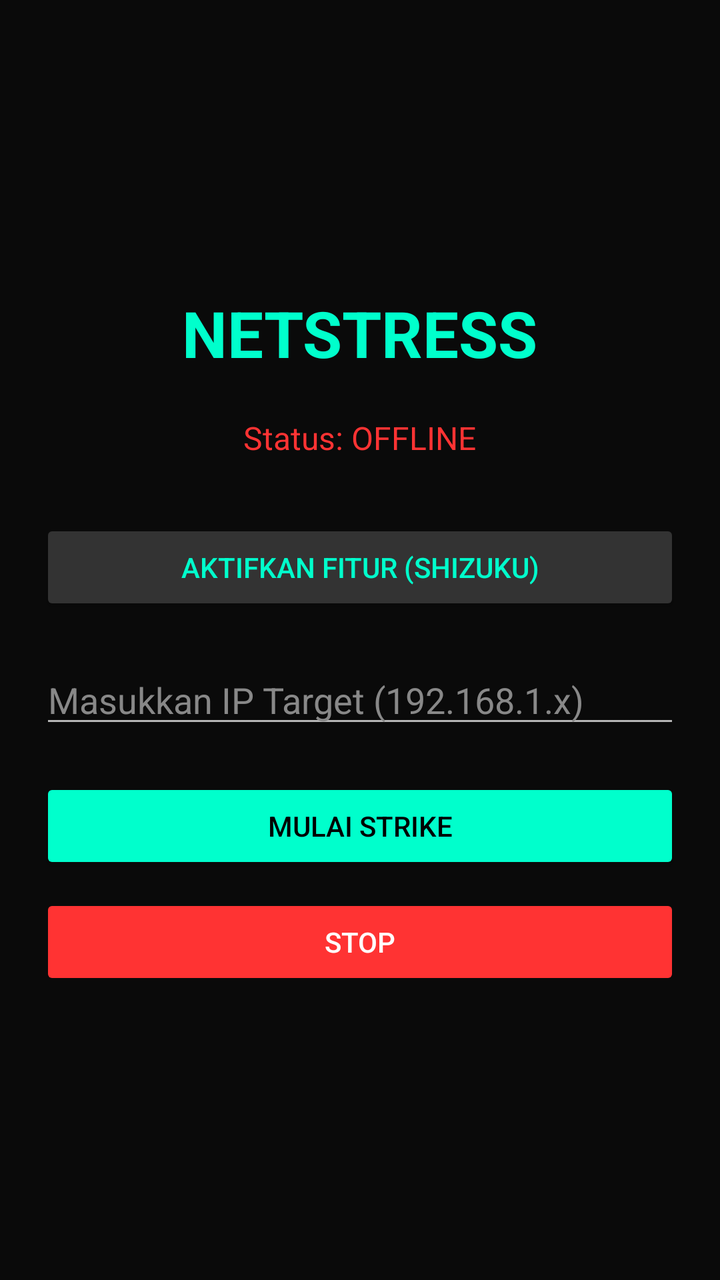
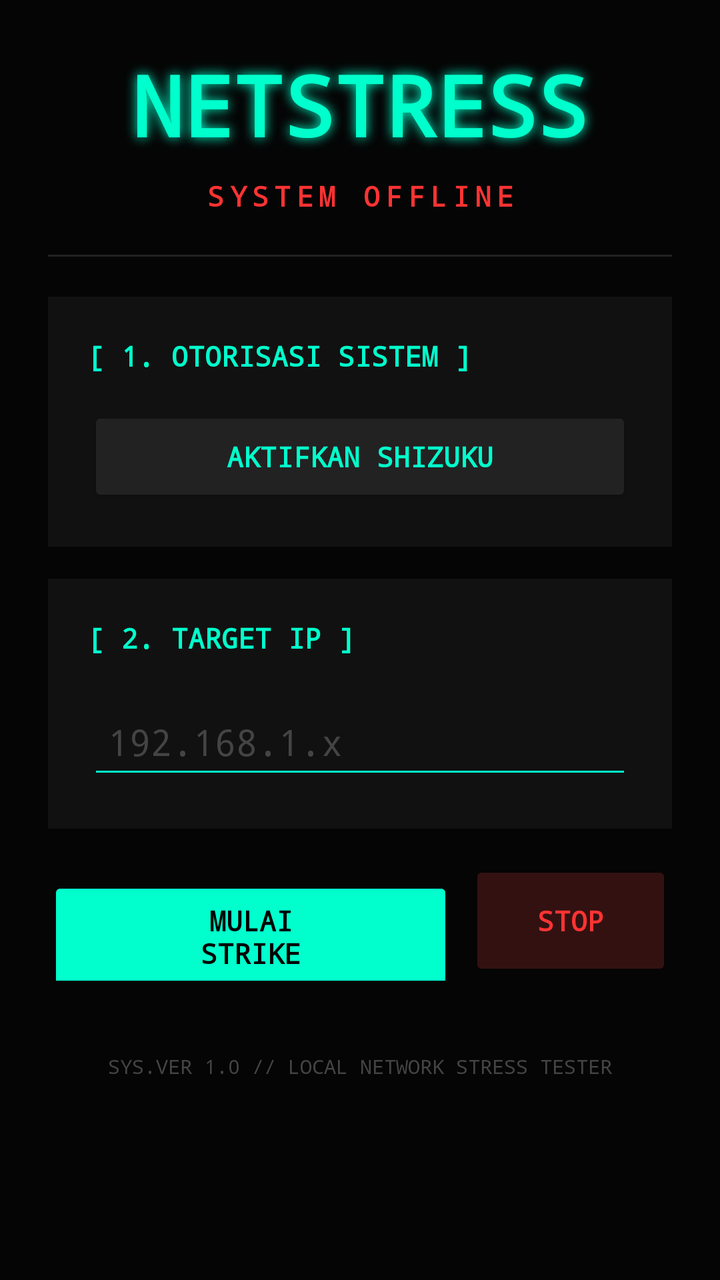

Before-and-after screenshots of an Android layout around one commit, followed by the original layout XML and the change that was made.
<!-- AndroidManifest.xml: application theme Theme.NetStress -->
<!-- res/layout/activity_main.xml -->
<?xml version="1.0" encoding="utf-8"?>
<LinearLayout xmlns:android="http://schemas.android.com/apk/res/android"
    android:layout_width="match_parent"
    android:layout_height="match_parent"
    android:orientation="vertical"
    android:padding="20dp"
    android:gravity="center">

    <TextView
        android:layout_width="wrap_content"
        android:layout_height="wrap_content"
        android:text="NETSTRESS"
        android:textColor="#00ffcc"
        android:textSize="32sp"
        android:textStyle="bold" />

    <TextView
        android:id="@+id/tvStatus"
        android:layout_width="wrap_content"
        android:layout_height="wrap_content"
        android:text="Status: OFFLINE"
        android:textColor="#ff3333"
        android:layout_marginTop="20dp"
        android:textSize="16sp"/>

    <Button
        android:id="@+id/btnShizuku"
        android:layout_width="match_parent"
        android:layout_height="wrap_content"
        android:text="AKTIFKAN FITUR (SHIZUKU)"
        android:backgroundTint="#333333"
        android:textColor="#00ffcc"
        android:layout_marginTop="30dp" />

    <EditText
        android:id="@+id/etTargetIp"
        android:layout_width="match_parent"
        android:layout_height="wrap_content"
        android:hint="Masukkan IP Target (192.168.1.x)"
        android:textColor="#ffffff"
        android:textColorHint="#888888"
        android:inputType="text"
        android:layout_marginTop="20dp" />

    <Button
        android:id="@+id/btnStart"
        android:layout_width="match_parent"
        android:layout_height="wrap_content"
        android:text="MULAI STRIKE"
        android:backgroundTint="#00ffcc"
        android:textColor="#000000"
        android:layout_marginTop="20dp" />

    <Button
        android:id="@+id/btnStop"
        android:layout_width="match_parent"
        android:layout_height="wrap_content"
        android:text="STOP"
        android:backgroundTint="#ff3333"
        android:textColor="#ffffff"
        android:layout_marginTop="10dp"
        android:enabled="false"/>

</LinearLayout>
<!-- resources referenced by this layout -->
<resources>
  <style name="Theme.NetStress" parent="Theme.AppCompat.NoActionBar">
          <item name="colorPrimary">#00ffcc</item>
          <item name="colorPrimaryDark">#000000</item>
          <item name="colorAccent">#00ffcc</item>
          <item name="android:windowBackground">#0a0a0a</item>
      </style>
</resources>

<!-- the commit's change to res/layout/activity_main.xml (unified diff, before → after) -->
@@ -1,64 +1,154 @@
 <?xml version="1.0" encoding="utf-8"?>
-<LinearLayout xmlns:android="http://schemas.android.com/apk/res/android"
+<androidx.core.widget.NestedScrollView xmlns:android="http://schemas.android.com/apk/res/android"
+    xmlns:app="http://schemas.android.com/apk/res-auto"
     android:layout_width="match_parent"
     android:layout_height="match_parent"
-    android:orientation="vertical"
-    android:padding="20dp"
-    android:gravity="center">
+    android:background="#050505"
+    android:fillViewport="true">
 
-    <TextView
-        android:layout_width="wrap_content"
-        android:layout_height="wrap_content"
-        android:text="NETSTRESS"
-        android:textColor="#00ffcc"
-        android:textSize="32sp"
-        android:textStyle="bold" />
-
-    <TextView
-        android:id="@+id/tvStatus"
-        android:layout_width="wrap_content"
-        android:layout_height="wrap_content"
-        android:text="Status: OFFLINE"
-        android:textColor="#ff3333"
-        android:layout_marginTop="20dp"
-        android:textSize="16sp"/>
-
-    <Button
-        android:id="@+id/btnShizuku"
+    <LinearLayout
         android:layout_width="match_parent"
         android:layout_height="wrap_content"
-        android:text="AKTIFKAN FITUR (SHIZUKU)"
-        android:backgroundTint="#333333"
-        android:textColor="#00ffcc"
-        android:layout_marginTop="30dp" />
+        android:orientation="vertical"
+        android:padding="24dp">
 
-    <EditText
-        android:id="@+id/etTargetIp"
-        android:layout_width="match_parent"
-        android:layout_height="wrap_content"
-        android:hint="Masukkan IP Target (192.168.1.x)"
-        android:textColor="#ffffff"
-        android:textColorHint="#888888"
-        android:inputType="text"
-        android:layout_marginTop="20dp" />
+        
+        <TextView
+            android:layout_width="match_parent"
+            android:layout_height="wrap_content"
+            android:text="NETSTRESS"
+            android:textColor="#00ffcc"
+            android:textSize="42sp"
+            android:textStyle="bold"
+            android:fontFamily="monospace"
+            android:gravity="center"
+            android:shadowColor="#00ffcc"
+            android:shadowDx="0"
+            android:shadowDy="0"
+            android:shadowRadius="15" />
 
-    <Button
-        android:id="@+id/btnStart"
-        android:layout_width="match_parent"
-        android:layout_height="wrap_content"
-        android:text="MULAI STRIKE"
-        android:backgroundTint="#00ffcc"
-        android:textColor="#000000"
-        android:layout_marginTop="20dp" />
+        <TextView
+            android:id="@+id/tvStatus"
+            android:layout_width="match_parent"
+            android:layout_height="wrap_content"
+            android:text="SYSTEM OFFLINE"
+            android:textColor="#ff3333"
+            android:textSize="14sp"
+            android:fontFamily="monospace"
+            android:textStyle="bold"
+            android:gravity="center"
+            android:layout_marginTop="8dp"
+            android:letterSpacing="0.2"/>
 
-    <Button
-        android:id="@+id/btnStop"
-        android:layout_width="match_parent"
-        android:layout_height="wrap_content"
-        android:text="STOP"
-        android:backgroundTint="#ff3333"
-        android:textColor="#ffffff"
-        android:layout_marginTop="10dp"
-        android:enabled="false"/>
+        <View
+            android:layout_width="match_parent"
+            android:layout_height="1dp"
+            android:background="#222222"
+            android:layout_marginTop="20dp"
+            android:layout_marginBottom="20dp"/>
 
-</LinearLayout>
+        
+        <LinearLayout
+            android:layout_width="match_parent"
+            android:layout_height="wrap_content"
+            android:orientation="vertical"
+            android:background="#111111"
+            android:padding="20dp"
+            android:layout_marginBottom="16dp">
+
+            <TextView
+                android:layout_width="wrap_content"
+                android:layout_height="wrap_content"
+                android:text="[ 1. OTORISASI SISTEM ]"
+                android:textColor="#00ffcc"
+                android:fontFamily="monospace"
+                android:textStyle="bold"
+                android:layout_marginBottom="16dp"/>
+
+            <Button
+                android:id="@+id/btnShizuku"
+                android:layout_width="match_parent"
+                android:layout_height="50dp"
+                android:text="AKTIFKAN SHIZUKU"
+                android:backgroundTint="#222222"
+                android:textColor="#00ffcc"
+                android:fontFamily="monospace"
+                android:textStyle="bold" />
+        </LinearLayout>
+
+        
+        <LinearLayout
+            android:layout_width="match_parent"
+            android:layout_height="wrap_content"
+            android:orientation="vertical"
+            android:background="#111111"
+            android:padding="20dp"
+            android:layout_marginBottom="16dp">
+
+            <TextView
+                android:layout_width="wrap_content"
+                android:layout_height="wrap_content"
+                android:text="[ 2. TARGET IP ]"
+                android:textColor="#00ffcc"
+                android:fontFamily="monospace"
+                android:textStyle="bold"
+                android:layout_marginBottom="16dp"/>
+
+            <EditText
+                android:id="@+id/etTargetIp"
+                android:layout_width="match_parent"
+                android:layout_height="50dp"
+                android:hint="192.168.1.x"
+                android:textColor="#ffffff"
+                android:textColorHint="#444444"
+                android:fontFamily="monospace"
+                android:backgroundTint="#00ffcc"
+                android:inputType="text"
+                android:paddingStart="10dp"/>
+        </LinearLayout>
+
+        
+        <LinearLayout
+            android:layout_width="match_parent"
+            android:layout_height="wrap_content"
+            android:orientation="horizontal"
+            android:layout_marginBottom="16dp">
+
+            <Button
+                android:id="@+id/btnStart"
+                android:layout_width="0dp"
+                android:layout_height="60dp"
+                android:layout_weight="2"
+                android:text="MULAI\nSTRIKE"
+                android:backgroundTint="#00ffcc"
+                android:textColor="#000000"
+                android:fontFamily="monospace"
+                android:textStyle="bold"
+                android:layout_marginEnd="8dp"/>
+
+            <Button
+                android:id="@+id/btnStop"
+                android:layout_width="0dp"
+                android:layout_height="60dp"
+                android:layout_weight="1"
+                android:text="STOP"
+                android:backgroundTint="#331111"
+                android:textColor="#ff3333"
+                android:fontFamily="monospace"
+                android:textStyle="bold"
+                android:enabled="false"/>
+        </LinearLayout>
+
+        
+        <TextView
+            android:layout_width="match_parent"
+            android:layout_height="wrap_content"
+            android:text="SYS.VER 1.0 // LOCAL NETWORK STRESS TESTER"
+            android:textColor="#444444"
+            android:textSize="10sp"
+            android:fontFamily="monospace"
+            android:gravity="center"
+            android:layout_marginTop="20dp"/>
+
+    </LinearLayout>
+</androidx.core.widget.NestedScrollView>
